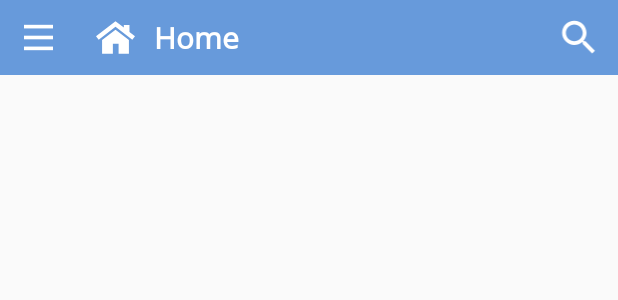
After one commit to surabhimindinfo/MagicDesign, an Android app: the layout custom_actionbar.xml on its own in the app's theme, with its tools: preview values and no code run, on a phone screen of 412 x 824 dp. The commit adds this screen. Shown: the top 300 px of the screen. Run offline under Robolectric (Android 15) with nearby library versions, the phone set to English and light mode, and no system bars.

Commit message:
Commit MainScreen

```diff
--- a/app/build.gradle
+++ b/app/build.gradle
@@ -33,6 +33,9 @@ dependencies {
     androidTestImplementation 'androidx.test.espresso:espresso-core:3.3.0'
     //Auto-slider
     implementation 'com.github.smarteist:autoimageslider:1.4.0-appcompat'
+//Image Display
+    implementation 'com.github.bumptech.glide:glide:4.11.0'
+
 
 
 }
--- a/app/src/main/AndroidManifest.xml
+++ b/app/src/main/AndroidManifest.xml
@@ -12,12 +12,14 @@
         <activity android:name=".view.EditAccountDetailActivity"/>
         <activity android:name=".view.OtpActivity" />
         <activity android:name=".view.BaseActivity" />
-        <activity android:name=".view.MainActivity" />
+        <activity android:name=".view.LaunchActivity"
+            />
         <activity
             android:name=".view.LoginActivity"
             android:label="@string/title_activity_login" />
         <activity android:name=".view.SignUpActivity" />
-        <activity android:name=".view.LaunchActivity">
+        <activity android:name=".view.MainActivity"
+            android:theme="@style/Theme.AppCompat.Light.DarkActionBar">
             <intent-filter>
                 <action android:name="android.intent.action.MAIN" />
 
--- /dev/null
+++ b/app/src/main/res/drawable/ic_question_mark.xml
@@ -0,0 +1,6 @@
+<vector xmlns:android="http://schemas.android.com/apk/res/android" android:width="24dp"
+    android:height="24dp" android:viewportWidth="455.431" android:viewportHeight="455.431">
+    <path android:fillColor="#5CA4DA" android:pathData="M405.493,412.764c-69.689,56.889 -287.289,56.889 -355.556,0c-69.689,-56.889 -62.578,-300.089 0,-364.089s292.978,-64 355.556,0S475.182,355.876 405.493,412.764z"/>
+    <path android:fillColor="#6DAFE0" android:pathData="M229.138,313.209c-62.578,49.778 -132.267,75.378 -197.689,76.8c-48.356,-82.489 -38.4,-283.022 18.489,-341.333c51.2,-52.622 211.911,-62.578 304.356,-29.867C377.049,112.676 330.116,232.142 229.138,313.209z"/>
+    <path android:fillColor="#FFFFFF" android:pathData="M259.004,286.187h-61.156V256.32c0,-11.378 1.422,-19.911 4.267,-24.178c2.844,-5.689 8.533,-12.8 18.489,-22.756l27.022,-28.444c4.267,-4.267 5.689,-11.378 5.689,-18.489c0,-7.111 -1.422,-14.222 -7.111,-18.489c-4.267,-5.689 -9.956,-7.111 -17.067,-7.111c-7.111,0 -12.8,2.844 -17.067,8.533c-4.267,5.689 -7.111,14.222 -8.533,24.178h-64c2.844,-27.022 12.8,-48.356 29.867,-62.578s36.978,-22.756 62.578,-22.756s45.511,7.111 61.156,19.911c15.644,14.222 24.178,32.711 24.178,56.889c0,11.378 -1.422,18.489 -4.267,24.178c-2.844,5.689 -4.267,8.533 -5.689,11.378c-1.422,2.844 -4.267,5.689 -7.111,9.956c-4.267,4.267 -7.111,7.111 -8.533,8.533c-7.111,7.111 -12.8,12.8 -18.489,18.489c-5.689,5.689 -9.956,9.956 -11.378,14.222c-1.422,4.267 -2.844,8.533 -2.844,15.644V286.187zM193.582,337.387c0,-19.911 15.644,-35.556 35.556,-35.556s35.556,15.644 35.556,35.556s-15.644,35.556 -35.556,35.556S193.582,357.298 193.582,337.387z"/>
+</vector>
--- /dev/null
+++ b/app/src/main/res/drawable/ic_search.xml
@@ -0,0 +1,5 @@
+<vector xmlns:android="http://schemas.android.com/apk/res/android" android:width="16dp"
+    android:height="16dp" android:tint="#FFFFFF"
+    android:viewportWidth="24" android:viewportHeight="24">
+    <path android:fillColor="@android:color/white" android:pathData="M15.5,14h-0.79l-0.28,-0.27C15.41,12.59 16,11.11 16,9.5 16,5.91 13.09,3 9.5,3S3,5.91 3,9.5 5.91,16 9.5,16c1.61,0 3.09,-0.59 4.23,-1.57l0.27,0.28v0.79l5,4.99L20.49,19l-4.99,-5zM9.5,14C7.01,14 5,11.99 5,9.5S7.01,5 9.5,5 14,7.01 14,9.5 11.99,14 9.5,14z"/>
+</vector>
--- a/app/src/main/res/layout/activity_edit_account_detail.xml
+++ b/app/src/main/res/layout/activity_edit_account_detail.xml
@@ -176,7 +176,8 @@
                 android:layout_width="100dp"
                 android:layout_height="40dp"
                 android:onClick="openMainPage"
-                android:id="@+id/submtBtn"/>
+                android:id="@+id/submtBtn"
+                tools:ignore="OnClick" />
         </LinearLayout>
     </ScrollView>
 
--- /dev/null
+++ b/app/src/main/res/layout/custom_actionbar.xml
@@ -0,0 +1,45 @@
+<?xml version="1.0" encoding="utf-8"?>
+<LinearLayout
+    xmlns:android="http://schemas.android.com/apk/res/android"
+    android:layout_width="match_parent"
+    android:layout_height="50dp"
+    android:background="@color/colorPrimary">
+
+    <ImageView
+        android:id="@+id/btn_menu"
+        android:layout_width="0dp"
+        android:layout_height="50dp"
+        android:layout_weight="1"
+        android:padding="15dp"
+        android:src="@drawable/ic_menu"/>
+
+    <ImageView
+        android:id="@+id/btn_home"
+        android:layout_width="0dp"
+        android:layout_height="50dp"
+        android:layout_weight="1"
+        android:padding="12dp"
+        android:src="@drawable/ic_home"/>
+
+    <TextView
+        android:id="@+id/tvHead"
+        android:layout_width="0dp"
+        android:layout_height="wrap_content"
+        android:layout_weight="5"
+        android:fontFamily="@font/opensans_bold"
+        android:gravity="center_vertical"
+        android:minHeight="50dp"
+        android:text="Home"
+        android:textColor="@color/white"
+        android:textSize="20sp"
+        android:textStyle="bold"/>
+
+    <ImageView
+        android:id="@+id/btn_search"
+        android:layout_width="0dp"
+        android:layout_height="50dp"
+        android:layout_weight="1"
+        android:padding="10dp"
+        android:src="@drawable/ic_search"/>
+
+</LinearLayout>
--- a/app/src/main/res/values/colors.xml
+++ b/app/src/main/res/values/colors.xml
@@ -5,4 +5,5 @@
     <color name="colorAccent">#bacee9</color>
     <color name="bg_trans">#8573A8EC</color>
      <color name="white">#ffffff</color>
+     <color name="black">#000000</color>
 </resources>
--- a/app/src/main/res/values/strings.xml
+++ b/app/src/main/res/values/strings.xml
@@ -31,4 +31,6 @@
     <string name="state">State</string>
     <string name="city">City</string>
     <string name="area">Area:</string>
+    <string name="my_file_formats">My File Formats</string>
+    <string name="how_to_use">How To Use Application?</string>
 </resources>
--- a/app/src/main/res/values/styles.xml
+++ b/app/src/main/res/values/styles.xml
@@ -6,7 +6,8 @@
         <item name="colorPrimary">@color/colorPrimary</item>
         <item name="colorPrimaryDark">@color/colorPrimaryDark</item>
         <item name="colorAccent">@color/colorAccent</item>
-        <item name="android:textSize">14sp</item>
+         <item name="android:textSize">14sp</item>
     </style>
 
+
 </resources>
```
Also changed, not shown: app/src/main/java/com/deepit/magicdesign/adapter/SliderAdapter.java (added, +69 -0 lines), app/src/main/java/com/deepit/magicdesign/model/SliderData.java (added, +22 -0 lines), app/src/main/java/com/deepit/magicdesign/view/EditAccountDetailActivity.java (+7 -2 lines), app/src/main/java/com/deepit/magicdesign/view/MainActivity.java (+72 -3 lines), app/src/main/res/drawable/ic_file.xml (added, +7 -0 lines), app/src/main/res/layout/activity_main.xml (added, +75 -0 lines), app/src/main/res/layout/slider_layout.xml (added, +15 -0 lines).
